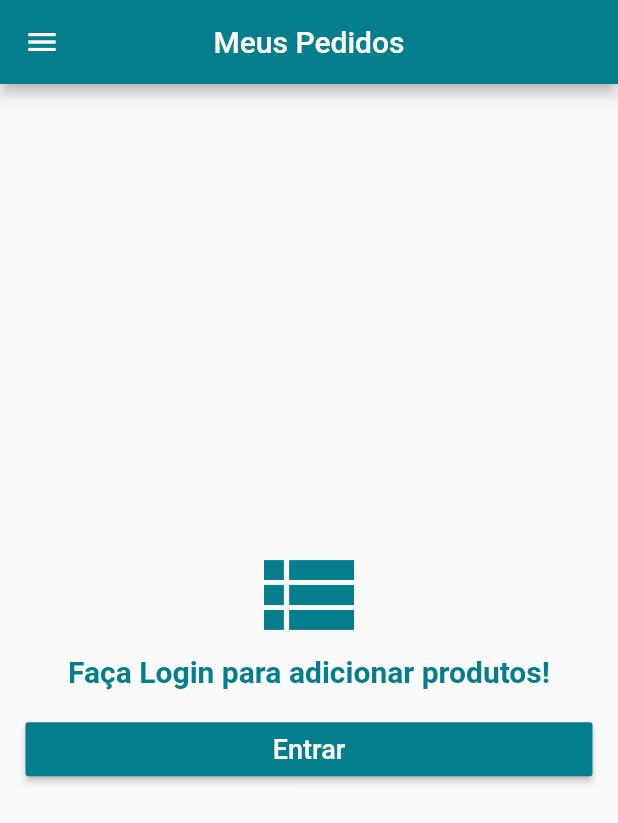
After one commit to EsioFreitas/loja_virtual, a Flutter app: the screen it shows after launch, swiped to page 3, on a phone screen of 412 x 824 dp. The commit adds this screen. Shown: the top 823 px of the screen. Run offline on Flutter 3.47's test engine with Material 2 defaults, Android fonts, the phone set to English and light mode, and no system bars; our stand-ins replace carousel_pro, cloud_firestore, firebase_auth, transparent_image; accounts and stored records are empty.

Commit message:
Add OrderTile

```diff
--- a/lib/screens/home_screen.dart
+++ b/lib/screens/home_screen.dart
@@ -1,5 +1,6 @@
 import 'package:flutter/material.dart';
 import 'package:loja_virtual/tabs/home_tab.dart';
+import 'package:loja_virtual/tabs/order_tab.dart';
 import 'package:loja_virtual/tabs/products_tab.dart';
 import 'package:loja_virtual/widget/cart_widget.dart';
 import 'package:loja_virtual/widget/custom_drawer.dart';
@@ -24,6 +25,15 @@ class HomeScreen extends StatelessWidget {
           body: ProductsTab(),
           floatingActionButton: CartBtn(),
         ),
+        Scaffold(
+          appBar: AppBar(
+            title: Text("Meus Pedidos"),
+            centerTitle: true,
+          ),
+          body: OrderTab(),
+          drawer: CustomDrawer(_pageController),
+
+        )
       ],
     );
   }
--- /dev/null
+++ b/lib/tabs/order_tab.dart
@@ -0,0 +1,57 @@
+import 'package:cloud_firestore/cloud_firestore.dart';
+import 'package:flutter/material.dart';
+import 'package:loja_virtual/models/user_model.dart';
+import 'package:loja_virtual/screens/login_screen.dart';
+import 'package:loja_virtual/screens/order_screen.dart';
+import 'package:loja_virtual/tiles/order_tile.dart';
+
+class OrderTab extends StatelessWidget {
+  @override
+  Widget build(BuildContext context) {
+    if (UserModel.of(context).isLoggedIn()) {
+      String userId = UserModel.of(context).firebaseUser.uid;
+      return FutureBuilder<QuerySnapshot>(
+        future: Firestore.instance
+            .collection('user')
+            .document(userId)
+            .collection('orders')
+            .getDocuments(),
+        builder: (context, snapshot){
+          if(!snapshot.hasData){
+            return CircularProgressIndicator();
+          }else
+            return ListView(
+              children: snapshot.data.documents.map((m)=>OrderTile(m.documentID)).toList(),
+            );
+        },
+      );
+    } else
+      return Container(
+        padding: EdgeInsets.all(17),
+        child: Column(
+          crossAxisAlignment: CrossAxisAlignment.stretch,
+          mainAxisAlignment: MainAxisAlignment.center,
+          children: <Widget>[
+            Icon(Icons.view_list,
+                size: 80, color: Theme.of(context).primaryColor),
+            Text('Faça Login para adicionar produtos!',
+                style: TextStyle(
+                    color: Theme.of(context).primaryColor,
+                    fontSize: 20,
+                    fontWeight: FontWeight.bold),
+                textAlign: TextAlign.center),
+            SizedBox(height: 16),
+            RaisedButton(
+              child: Text("Entrar", style: TextStyle(fontSize: 18)),
+              textColor: Colors.white,
+              color: Theme.of(context).primaryColor,
+              onPressed: () {
+                Navigator.of(context)
+                    .push(MaterialPageRoute(builder: (context) => Login()));
+              },
+            )
+          ],
+        ),
+      );
+  }
+}
--- /dev/null
+++ b/lib/tiles/order_tile.dart
@@ -0,0 +1,12 @@
+import 'package:flutter/material.dart';
+
+class OrderTile extends StatelessWidget {
+  final String id;
+  OrderTile(this.id);
+  @override
+  Widget build(BuildContext context) {
+    return Card(
+
+    );
+  }
+}
```
